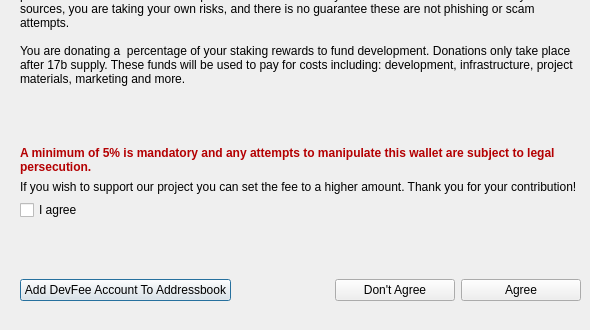
Above: src/qt/forms/disclaimer.ui from BUZZCOINproject/buzzcoin before the change; both pictures show x 0 to 590 and y 170 to 500 of the 590 by 500 pixel window. Below: the same form after it.
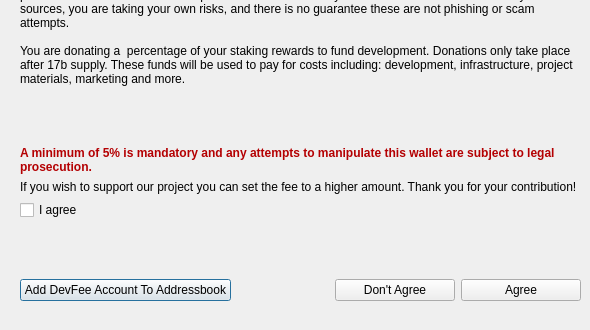
That is the form after the change.

```diff
--- a/src/qt/forms/disclaimer.ui
+++ b/src/qt/forms/disclaimer.ui
@@ -120,7 +120,7 @@
        <set>Qt::ImhMultiLine</set>
       </property>
       <property name="text">
-       <string>A minimum of 5% is mandatory and any attempts to manipulate this wallet are subject to legal persecution.</string>
+       <string>A minimum of 5% is mandatory and any attempts to manipulate this wallet are subject to legal prosecution.</string>
       </property>
       <property name="alignment">
        <set>Qt::AlignLeading|Qt::AlignLeft|Qt::AlignTop</set>
```
